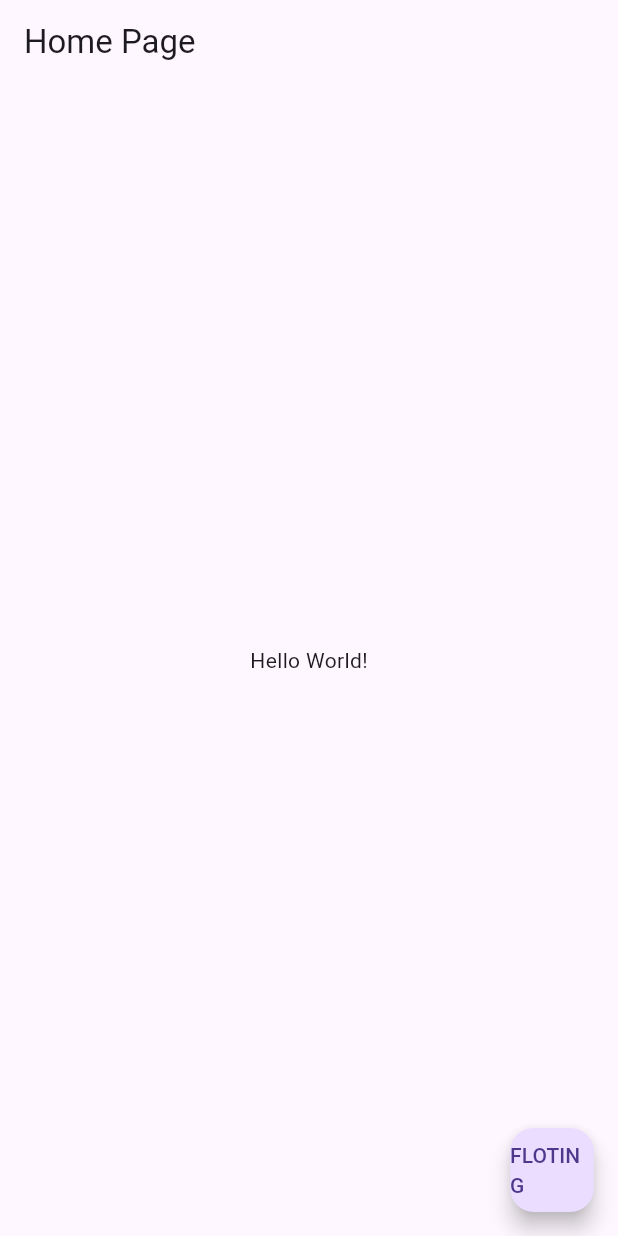
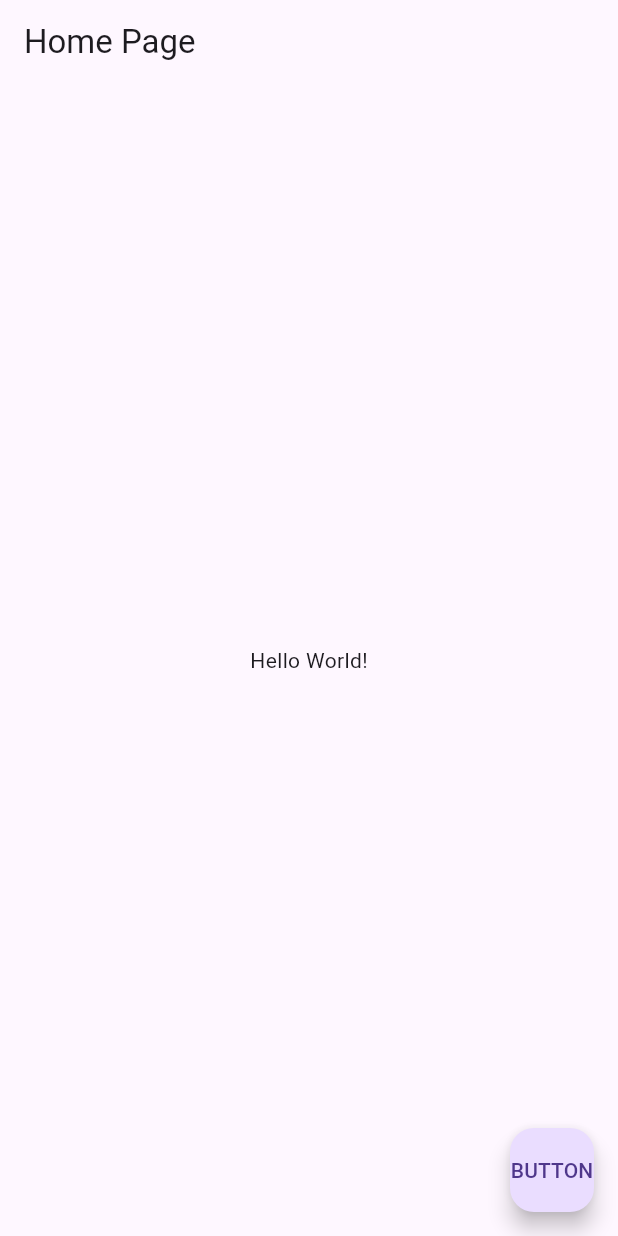
Before and after one commit to Raj2902Patel/git_demo, a Flutter app: the screen it shows after launch, on a phone screen of 412 x 824 dp. Run offline on Flutter 3.47's test engine with Material 3 defaults, Android fonts, the phone set to English and light mode, and no system bars.

Commit message:
second file updated!

```diff
--- a/lib/pages/home_page.dart
+++ b/lib/pages/home_page.dart
@@ -14,7 +14,7 @@ class HomePage extends StatelessWidget {
       ),
       floatingActionButton: FloatingActionButton(
         onPressed: () {},
-        child: Text("FLOTING"),
+        child: Text("BUTTON"),
       ),
     );
   }
```
